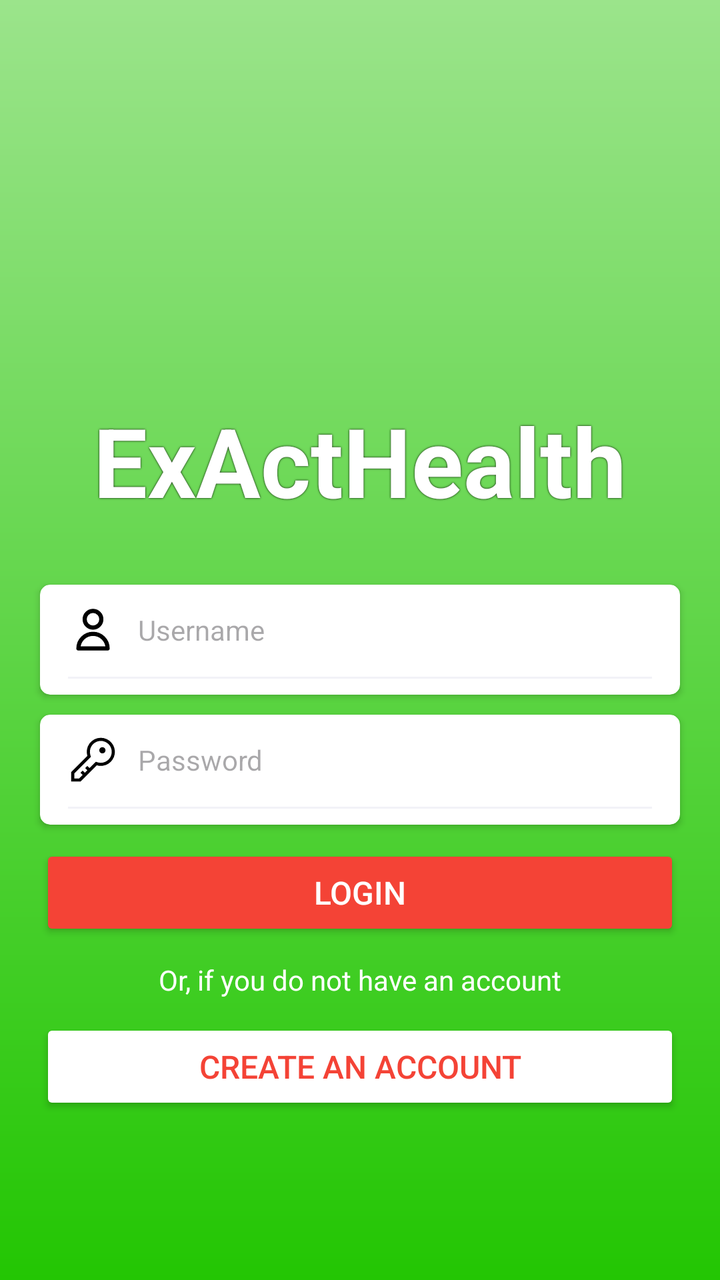
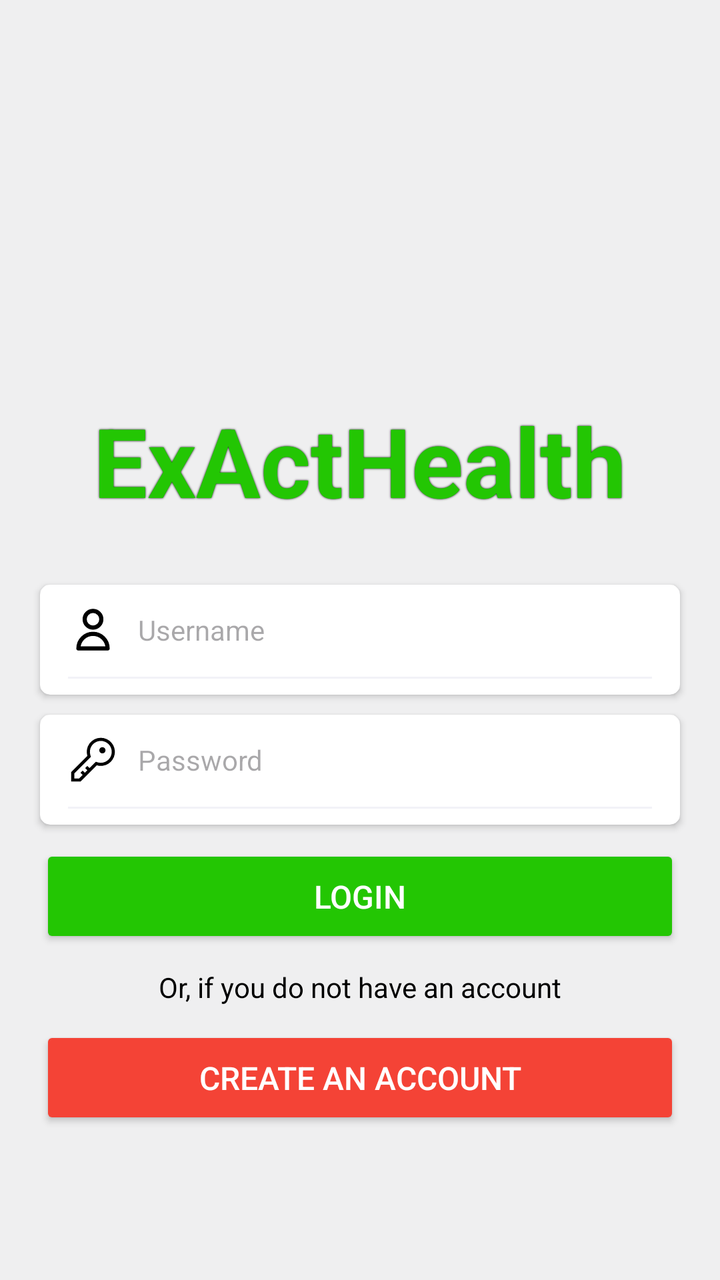

Two renders of the same Android screen: before a commit and after it. Below are the layout's source before the change and the commit's diff.
<!-- AndroidManifest.xml: application theme Theme.ExActHealth -->
<!-- res/layout/activity_login.xml -->
<?xml version="1.0" encoding="utf-8"?>
<RelativeLayout xmlns:android="http://schemas.android.com/apk/res/android"
    xmlns:app="http://schemas.android.com/apk/res-auto"
    xmlns:tools="http://schemas.android.com/tools"
    android:id="@+id/main"
    android:layout_width="match_parent"
    android:layout_height="match_parent"
    android:background="@drawable/background_gradient"
    tools:context=".activities.LoginActivity">

    <TextView
        android:id="@+id/login_app_name"
        android:layout_width="wrap_content"
        android:layout_height="wrap_content"
        android:layout_centerHorizontal="true"
        android:layout_marginBottom="20dp"
        android:layout_above="@+id/login_username_card_view"
        android:text="@string/app_name"
        android:textColor="@color/white"
        android:textStyle="bold"
        android:textSize="48sp"
        android:shadowColor="@color/black"
        android:shadowDx="0"
        android:shadowDy="0"
        android:shadowRadius="2">
    </TextView>

    <androidx.cardview.widget.CardView
        android:id="@+id/login_username_card_view"
        android:layout_width="match_parent"
        android:layout_height="wrap_content"
        android:layout_centerInParent="true"
        android:layout_marginTop="10dp"
        android:layout_marginStart="20dp"
        android:layout_marginEnd="20dp"

        app:contentPaddingLeft="10dp"
        app:contentPaddingRight="10dp"
        app:cardCornerRadius="5dp">

        <RelativeLayout
            android:id="@+id/login_username_layout"
            android:layout_width="match_parent"
            android:layout_height="match_parent">

            <EditText
                android:id="@+id/login_username"
                android:theme="@style/DialogTheme"
                android:layout_width="match_parent"
                android:layout_height="wrap_content"
                android:paddingBottom="20dp"
                android:gravity="center_vertical"
                android:hint="Username"
                android:drawableLeft="@drawable/ic_username"
                android:drawablePadding="10dp"
                android:textSize="14sp"
                android:backgroundTint="@color/light_gray"
                android:inputType="textPersonName"
                android:autofillHints="name">
            </EditText>

        </RelativeLayout>

    </androidx.cardview.widget.CardView>

    <androidx.cardview.widget.CardView
        android:id="@+id/login_password_card_view"
        android:layout_width="match_parent"
        android:layout_height="wrap_content"
        android:layout_below="@+id/login_username_card_view"
        android:layout_marginTop="10dp"
        android:layout_marginStart="20dp"
        android:layout_marginEnd="20dp"

        app:contentPaddingLeft="10dp"
        app:contentPaddingRight="10dp"
        app:cardCornerRadius="5dp">

        <RelativeLayout
            android:id="@+id/login_password_layout"
            android:layout_width="match_parent"
            android:layout_height="match_parent">

            <EditText
                android:id="@+id/login_password"
                android:theme="@style/DialogTheme"
                android:layout_width="match_parent"
                android:layout_height="wrap_content"
                android:paddingBottom="20dp"
                android:gravity="center_vertical"
                android:hint="Password"
                android:drawableLeft="@drawable/ic_password"
                android:drawablePadding="10dp"
                android:textSize="14sp"
                android:backgroundTint="@color/light_gray"
                android:inputType="textPassword"
                android:autofillHints="name">
            </EditText>

        </RelativeLayout>

    </androidx.cardview.widget.CardView>

    <TextView
        android:id="@+id/login_error_message"
        android:layout_width="wrap_content"
        android:layout_height="wrap_content"
        android:layout_centerHorizontal="true"
        android:textColor="@color/red"
        android:layout_marginTop="10dp"
        android:layout_marginStart="20dp"
        android:layout_marginEnd="20dp"
        android:gravity="center"
        android:textSize="16sp"
        android:textStyle="bold"
        android:layout_below="@+id/login_password_card_view"
        android:visibility="gone"
        android:text="">
    </TextView>

    <Button
        android:id="@+id/login_button"
        android:layout_width="match_parent"
        android:layout_height="wrap_content"
        android:layout_below="@+id/login_error_message"
        android:gravity="center"
        android:layout_marginTop="10dp"
        android:layout_marginStart="20dp"
        android:layout_marginEnd="20dp"
        android:layout_marginBottom="5dp"
        android:paddingTop="5dp"
        android:paddingBottom="5dp"
        android:backgroundTint="@color/red"
        android:text="Login"
        android:textColor="@color/white"
        android:textSize="16sp"
        android:textStyle="normal"
        app:cornerRadius="5dp">
    </Button>

    <TextView
        android:id="@+id/login_information"
        android:layout_width="wrap_content"
        android:layout_height="wrap_content"
        android:layout_centerHorizontal="true"
        android:textColor="@color/white"
        android:layout_marginTop="5dp"
        android:layout_marginBottom="5dp"
        android:layout_below="@+id/login_button"
        android:text="Or, if you do not have an account">
    </TextView>

    <Button
        android:id="@+id/signup_button"
        android:layout_width="match_parent"
        android:layout_height="wrap_content"
        android:layout_below="@+id/login_information"
        android:gravity="center"
        android:layout_marginTop="5dp"
        android:layout_marginStart="20dp"
        android:layout_marginEnd="20dp"
        android:paddingTop="5dp"
        android:paddingBottom="5dp"
        android:backgroundTint="@color/white"
        android:text="Create an Account"
        android:textColor="@color/red"
        android:textSize="16sp"
        android:textStyle="normal"
        app:cornerRadius="5dp">
    </Button>

</RelativeLayout>
<!-- resources referenced by this layout -->
<resources>
  <color name="black">#FF000000</color>
  <color name="light_gray">#F2F2F7</color>
  <color name="red">#F44336</color>
  <color name="white">#FFFFFFFF</color>
  <!-- drawable background_gradient (drawable) -->
  <?xml version="1.0" encoding="utf-8"?>
  <shape xmlns:android="http://schemas.android.com/apk/res/android">
      <gradient
          android:startColor="#23C603"
          android:endColor="#9BE48B"
          android:angle="90">
      </gradient>
  </shape>
  <!-- drawable ic_password (drawable) -->
  <vector xmlns:android="http://schemas.android.com/apk/res/android" android:height="25dp" android:viewportHeight="32"
      android:viewportWidth="32" android:width="25dp">
        
      <path android:fillColor="#000000" android:pathData="M21,2a8.998,8.998 0,0 0,-8.612 11.612L2,24v6L8,30L18.388,19.612A9,9 0,1 0,21 2ZM21,18a7.012,7.012 0,0 1,-2.032 -0.302L17.821,17.35l-0.847,0.847 -3.181,3.181L12.414,20 11,21.414l1.379,1.379 -1.586,1.586L9.414,23 8,24.414l1.379,1.379L7.172,28L4,28L4,24.828l9.802,-9.802 0.847,-0.847 -0.347,-1.147A7,7 0,1 1,21 18Z"/>
        
      <path android:fillColor="#000000" android:pathData="M22,10m-2,0a2,2 0,1 1,4 0a2,2 0,1 1,-4 0"/>
      
  </vector>
  <!-- drawable ic_username (drawable) -->
  <vector xmlns:android="http://schemas.android.com/apk/res/android" android:height="25dp" android:viewportHeight="24"
      android:viewportWidth="24" android:width="25dp">
        
      <path android:fillColor="#00000000" android:pathData="M16,7C16,9.209 14.209,11 12,11C9.791,11 8,9.209 8,7C8,4.791 9.791,3 12,3C14.209,3 16,4.791 16,7Z" android:strokeColor="#000000" android:strokeLineCap="round" android:strokeLineJoin="round" android:strokeWidth="2"/>
        
      <path android:fillColor="#00000000" android:pathData="M12,14C8.134,14 5,17.134 5,21H19C19,17.134 15.866,14 12,14Z" android:strokeColor="#000000" android:strokeLineCap="round" android:strokeLineJoin="round" android:strokeWidth="2"/>
      
  </vector>
  <string name="app_name">ExActHealth</string>
  <style name="DialogTheme" parent="Theme.Material3.Light.Dialog">
          <item name="colorAccent">@color/red</item>
          <item name="colorOnPrimary">@color/red</item>
          <item name="colorControlActivated">@color/red</item>
      </style>
  <style name="Theme.ExActHealth" parent="Base.Theme.ExActHealth" />
  <style name="Base.Theme.ExActHealth" parent="Theme.Material3.Light.NoActionBar">
          
          <item name="colorPrimary">@color/red</item>
          <item name="android:itemBackground">@color/white</item>
      </style>
</resources>

<!-- the commit's change to res/layout/activity_login.xml (unified diff, before → after) -->
@@ -5,7 +5,7 @@
     android:id="@+id/main"
     android:layout_width="match_parent"
     android:layout_height="match_parent"
-    android:background="@drawable/background_gradient"
+    android:background="@color/mid_gray"
     tools:context=".activities.LoginActivity">
 
     <TextView
@@ -16,7 +16,7 @@
         android:layout_marginBottom="20dp"
         android:layout_above="@+id/login_username_card_view"
         android:text="@string/app_name"
-        android:textColor="@color/white"
+        android:textColor="@color/green"
         android:textStyle="bold"
         android:textSize="48sp"
         android:shadowColor="@color/black"
@@ -128,9 +128,9 @@
         android:layout_marginStart="20dp"
         android:layout_marginEnd="20dp"
         android:layout_marginBottom="5dp"
-        android:paddingTop="5dp"
-        android:paddingBottom="5dp"
-        android:backgroundTint="@color/red"
+        android:paddingTop="15dp"
+        android:paddingBottom="15dp"
+        android:backgroundTint="@color/green"
         android:text="Login"
         android:textColor="@color/white"
         android:textSize="16sp"
@@ -143,7 +143,7 @@
         android:layout_width="wrap_content"
         android:layout_height="wrap_content"
         android:layout_centerHorizontal="true"
-        android:textColor="@color/white"
+        android:textColor="@color/black"
         android:layout_marginTop="5dp"
         android:layout_marginBottom="5dp"
         android:layout_below="@+id/login_button"
@@ -159,11 +159,11 @@
         android:layout_marginTop="5dp"
         android:layout_marginStart="20dp"
         android:layout_marginEnd="20dp"
-        android:paddingTop="5dp"
-        android:paddingBottom="5dp"
-        android:backgroundTint="@color/white"
+        android:paddingTop="15dp"
+        android:paddingBottom="15dp"
+        android:backgroundTint="@color/red"
         android:text="Create an Account"
-        android:textColor="@color/red"
+        android:textColor="@color/white"
         android:textSize="16sp"
         android:textStyle="normal"
         app:cornerRadius="5dp">
<!-- resource entries referenced after the edit -->
@@ -1,18 +1,11 @@
 <!-- resources referenced by this layout -->
 <resources>
   <color name="black">#FF000000</color>
+  <color name="green">#23C603</color>
   <color name="light_gray">#F2F2F7</color>
+  <color name="mid_gray">#EFEFF0</color>
   <color name="red">#F44336</color>
   <color name="white">#FFFFFFFF</color>
-  <!-- drawable background_gradient (drawable) -->
-  <?xml version="1.0" encoding="utf-8"?>
-  <shape xmlns:android="http://schemas.android.com/apk/res/android">
-      <gradient
-          android:startColor="#23C603"
-          android:endColor="#9BE48B"
-          android:angle="90">
-      </gradient>
-  </shape>
   <!-- drawable ic_password (drawable) -->
   <vector xmlns:android="http://schemas.android.com/apk/res/android" android:height="25dp" android:viewportHeight="32"
       android:viewportWidth="32" android:width="25dp">
